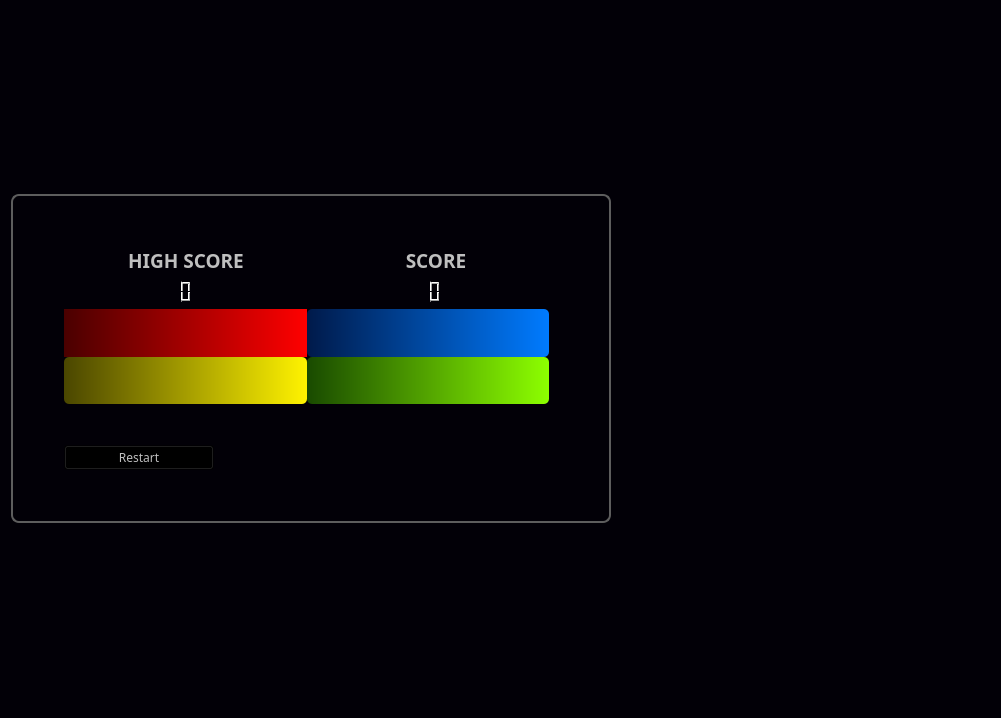
Old version of the form GameUI/GameUI.ui in the repository RalucaSpt/memory-game.
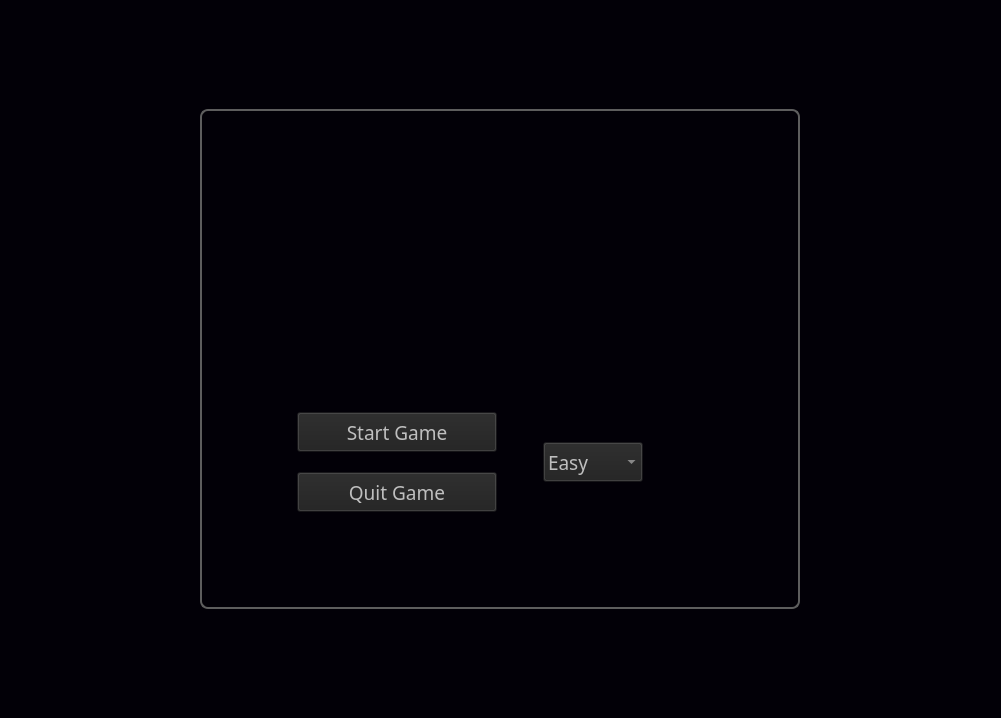
New version of the form. The open tabs and pages were chosen to show the change. Icons and pictures are not drawn. Custom widgets are drawn as their Qt base class.

```diff
--- a/GameUI/GameUI.ui
+++ b/GameUI/GameUI.ui
@@ -31,9 +31,15 @@
  background-size: cover;
   }</string>
    </property>
-   <layout class="QVBoxLayout" name="verticalLayout_4">
-    <item alignment="Qt::AlignmentFlag::AlignVCenter">
+   <layout class="QGridLayout" name="gridLayout_4">
+    <item row="0" column="0">
      <widget class="QStackedWidget" name="stackedWidget">
+      <property name="sizePolicy">
+       <sizepolicy hsizetype="MinimumExpanding" vsizetype="Preferred">
+        <horstretch>0</horstretch>
+        <verstretch>0</verstretch>
+       </sizepolicy>
+      </property>
       <property name="minimumSize">
        <size>
         <width>400</width>
@@ -66,7 +72,7 @@
       <property name="currentIndex">
        <number>0</number>
       </property>
-      <widget class="QWidget" name="menuPage">
+      <widget class="MenuScene" name="menuScene">
        <property name="autoFillBackground">
         <bool>false</bool>
        </property>
@@ -74,7 +80,7 @@
         <string notr="true">background-color:rgba(255, 255, 255, 0);</string>
        </property>
        <layout class="QGridLayout" name="gridLayout_3">
-        <item row="1" column="1" alignment="Qt::AlignmentFlag::AlignVCenter">
+        <item row="1" column="1">
          <widget class="QLabel" name="label">
           <property name="maximumSize">
            <size>
@@ -114,6 +120,14 @@
          </widget>
         </item>
         <item row="2" column="1">
+         <layout class="QHBoxLayout" name="horizontalLayout">
+          <property name="topMargin">
+           <number>0</number>
+          </property>
+          <property name="rightMargin">
+           <number>100</number>
+          </property>
+          <item>
          <layout class="QVBoxLayout" name="verticalLayout">
           <property name="spacing">
            <number>20</number>
@@ -133,17 +147,17 @@
           <property name="bottomMargin">
            <number>40</number>
           </property>
-          <item alignment="Qt::AlignmentFlag::AlignVCenter">
+            <item>
            <widget class="QPushButton" name="startButton">
             <property name="minimumSize">
              <size>
-              <width>300</width>
+                <width>200</width>
               <height>40</height>
              </size>
             </property>
             <property name="maximumSize">
              <size>
-              <width>300</width>
+                <width>200</width>
               <height>40</height>
              </size>
             </property>
@@ -153,6 +167,9 @@
               <pointsize>14</pointsize>
              </font>
             </property>
+              <property name="cursor">
+               <cursorShape>PointingHandCursor</cursorShape>
+              </property>
             <property name="styleSheet">
              <string notr="true">background-color: rgba(32, 32, 32, 0);</string>
             </property>
@@ -161,17 +178,50 @@
             </property>
            </widget>
           </item>
-          <item alignment="Qt::AlignmentFlag::AlignVCenter">
-           <widget class="QComboBox" name="comboBox">
+            <item>
+             <widget class="QPushButton" name="quitButton">
             <property name="minimumSize">
              <size>
-              <width>300</width>
+                <width>200</width>
               <height>40</height>
              </size>
             </property>
             <property name="maximumSize">
              <size>
-              <width>300</width>
+                <width>200</width>
+                <height>40</height>
+               </size>
+              </property>
+              <property name="font">
+               <font>
+                <family>Yu Gothic</family>
+                <pointsize>14</pointsize>
+               </font>
+              </property>
+              <property name="cursor">
+               <cursorShape>PointingHandCursor</cursorShape>
+              </property>
+              <property name="styleSheet">
+               <string notr="true">background-color: rgba(32, 32, 32, 0);</string>
+              </property>
+              <property name="text">
+               <string>Quit Game</string>
+              </property>
+             </widget>
+            </item>
+           </layout>
+          </item>
+          <item>
+           <widget class="QComboBox" name="difficultyComboBox">
+            <property name="minimumSize">
+             <size>
+              <width>100</width>
+              <height>40</height>
+             </size>
+            </property>
+            <property name="maximumSize">
+             <size>
+              <width>100</width>
               <height>40</height>
              </size>
             </property>
@@ -182,6 +232,9 @@
               <kerning>true</kerning>
              </font>
             </property>
+            <property name="cursor">
+             <cursorShape>PointingHandCursor</cursorShape>
+            </property>
             <property name="layoutDirection">
              <enum>Qt::LayoutDirection::LeftToRight</enum>
             </property>
@@ -209,7 +262,7 @@
         </item>
        </layout>
       </widget>
-      <widget class="QWidget" name="gamePage">
+      <widget class="GameScene" name="gameScene">
        <property name="styleSheet">
         <string notr="true">background-color:rgba(255, 255, 255, 0);</string>
        </property>
@@ -219,7 +272,7 @@
           <item>
            <layout class="QGridLayout" name="gridLayout_2">
             <item row="1" column="0">
-             <widget class="QLCDNumber" name="lcdMaxScore">
+             <widget class="QLCDNumber" name="bestScore">
               <property name="font">
                <font>
                 <family>Yu Gothic</family>
@@ -240,7 +293,7 @@
              </widget>
             </item>
             <item row="0" column="0">
-             <widget class="QLabel" name="highScoreLabel">
+             <widget class="QLabel" name="bestScoreLabel">
               <property name="font">
                <font>
                 <family>Yu Gothic</family>
@@ -255,7 +308,7 @@
                <enum>Qt::LayoutDirection::RightToLeft</enum>
               </property>
               <property name="text">
-               <string>HIGH SCORE</string>
+               <string>BEST SCORE</string>
               </property>
               <property name="alignment">
                <set>Qt::AlignmentFlag::AlignCenter</set>
@@ -263,7 +316,7 @@
              </widget>
             </item>
             <item row="1" column="1">
-             <widget class="QLCDNumber" name="lcdLevel">
+             <widget class="QLCDNumber" name="currentScore">
               <property name="layoutDirection">
                <enum>Qt::LayoutDirection::RightToLeft</enum>
               </property>
@@ -307,153 +360,16 @@
            </layout>
           </item>
           <item>
+           <widget class="ColorsFrame" name="colorsFrame">
            <layout class="QGridLayout" name="gridLayout">
             <property name="rightMargin">
-             <number>9</number>
+              <number>1</number>
             </property>
             <property name="spacing">
              <number>0</number>
             </property>
-            <item row="1" column="2">
-             <widget class="QPushButton" name="greenButton">
-              <property name="sizePolicy">
-               <sizepolicy hsizetype="Expanding" vsizetype="Expanding">
-                <horstretch>0</horstretch>
-                <verstretch>0</verstretch>
-               </sizepolicy>
-              </property>
-              <property name="styleSheet">
-               <string notr="true">QPushButton {
-    background-color: qlineargradient(spread:pad, x1:0, y1:0, x2:1, y2:0, stop:0 rgba(25, 74, 0, 255), stop:1 rgba(141, 255, 0, 255));
-    border-radius: 5px;
-    padding: 5px;
-}
-
-QPushButton:pressed {
-    background-color: rgb(48, 144, 0);
-    border:  2px solid white;
-}
-
-QPushButton:disabled {
-            background-color: qlineargradient(spread:pad, x1:0, y1:0, x2:1, y2:0, stop:0 rgba(25, 74, 0, 90), stop:1 rgba(141, 255, 0, 90))
-}
-</string>
-              </property>
-              <property name="text">
-               <string/>
-              </property>
-             </widget>
-            </item>
-            <item row="0" column="2">
-             <widget class="QPushButton" name="blueButton">
-              <property name="sizePolicy">
-               <sizepolicy hsizetype="Expanding" vsizetype="Expanding">
-                <horstretch>0</horstretch>
-                <verstretch>0</verstretch>
-               </sizepolicy>
-              </property>
-              <property name="sizeIncrement">
-               <size>
-                <width>0</width>
-                <height>0</height>
-               </size>
-              </property>
-              <property name="font">
-               <font>
-                <bold>false</bold>
-               </font>
-              </property>
-              <property name="styleSheet">
-               <string notr="true">QPushButton {
-    background-color: qlineargradient(spread:pad, x1:0, y1:0, x2:1, y2:0, stop:0 rgba(0, 26, 74, 255), stop:1 rgba(0, 123, 255, 255));
-    border-radius: 5px;
-    padding: 5px;
-}
-
-QPushButton:pressed {
-    background-color: rgb(7, 119, 255);
-    border:  2px solid white;
-} 
-
-QPushButton:disabled {
-            background-color: qlineargradient(spread:pad, x1:0, y1:0, x2:1, y2:0, stop:0 rgba(0, 26, 74, 91), stop:1 rgba(0, 123, 255, 93))
-}
-</string>
-              </property>
-              <property name="text">
-               <string/>
-              </property>
-             </widget>
-            </item>
-            <item row="0" column="1">
-             <widget class="QPushButton" name="redButton">
-              <property name="sizePolicy">
-               <sizepolicy hsizetype="Expanding" vsizetype="Expanding">
-                <horstretch>0</horstretch>
-                <verstretch>0</verstretch>
-               </sizepolicy>
-              </property>
-              <property name="contextMenuPolicy">
-               <enum>Qt::ContextMenuPolicy::NoContextMenu</enum>
-              </property>
-              <property name="autoFillBackground">
-               <bool>false</bool>
-              </property>
-              <property name="styleSheet">
-               <string notr="true">QPushButton {
-    background-color: qlineargradient(spread:pad, x1:0, y1:0, x2:1, y2:0, stop:0 rgba(74, 0, 0, 255), stop:1 rgba(255, 0, 0, 255));
-    border: none;
-    padding: 10px;
-	box-shadow: 0px 4px 8px rgba(45, 137, 239, 0.5); 
-	transition: color 0.3s;
-}
-
-QPushButton:pressed {
-    background-color: rgb(126, 0, 0);
-    border:  2px solid white;
-
-} 
-
-QPushButton:disabled {
-            background-color: qlineargradient(spread:pad, x1:0, y1:0, x2:1, y2:0, stop:0 rgba(72, 0, 0, 88), stop:1 rgba(255, 0, 0, 95))
-}
-</string>
-              </property>
-              <property name="text">
-               <string/>
-              </property>
-             </widget>
-            </item>
-            <item row="1" column="1">
-             <widget class="QPushButton" name="yellowButton">
-              <property name="sizePolicy">
-               <sizepolicy hsizetype="Expanding" vsizetype="Expanding">
-                <horstretch>0</horstretch>
-                <verstretch>0</verstretch>
-               </sizepolicy>
-              </property>
-              <property name="styleSheet">
-               <string notr="true">QPushButton {
-    background-color: qlineargradient(spread:pad, x1:0, y1:0, x2:1, y2:0, stop:0 rgba(74, 70, 0, 255), stop:1 rgba(255, 243, 0, 255));
-    border-radius: 5px;
-    padding: 5px;
-}
-
-QPushButton:pressed {
-    background-color: rgb(184, 184, 0);
-    border:  2px solid white;
-}
-
-QPushButton:disabled {
-            background-color: qlineargradient(spread:pad, x1:0, y1:0, x2:1, y2:0, stop:0 rgba(74, 70, 0, 88), stop:1 rgba(255, 243, 0, 97))
-}</string>
-              </property>
-              <property name="text">
-               <string/>
-              </property>
-             </widget>
-            </item>
-           </layout>
+            </layout>
+           </widget>
           </item>
          </layout>
         </item>
@@ -479,8 +395,8 @@
           </property>
          </widget>
         </item>
-        <item alignment="Qt::AlignmentFlag::AlignVCenter">
-         <widget class="QPushButton" name="resetButton">
+        <item>
+         <widget class="QPushButton" name="mainMenuButton">
           <property name="maximumSize">
            <size>
             <width>150</width>
@@ -493,11 +409,14 @@
             <pointsize>9</pointsize>
            </font>
           </property>
+          <property name="cursor">
+           <cursorShape>PointingHandCursor</cursorShape>
+          </property>
           <property name="styleSheet">
            <string notr="true">background-color: rgba(0, 0, 0, 10);</string>
           </property>
           <property name="text">
-           <string>Restart</string>
+           <string>Main Menu</string>
           </property>
          </widget>
         </item>
@@ -509,6 +428,26 @@
   </widget>
  </widget>
  <layoutdefault spacing="6" margin="11"/>
+ <customwidgets>
+  <customwidget>
+   <class>MenuScene</class>
+   <extends>QWidget</extends>
+   <header>MenuScene.h</header>
+   <container>1</container>
+  </customwidget>
+  <customwidget>
+   <class>GameScene</class>
+   <extends>QWidget</extends>
+   <header>GameScene.h</header>
+   <container>1</container>
+  </customwidget>
+  <customwidget>
+   <class>ColorsFrame</class>
+   <extends>QFrame</extends>
+   <header>ColorsFrame.h</header>
+   <container>1</container>
+  </customwidget>
+ </customwidgets>
  <resources>
   <include location="GameUI.qrc"/>
  </resources>
```
Lines whose indentation alone changed are shown as unchanged.
